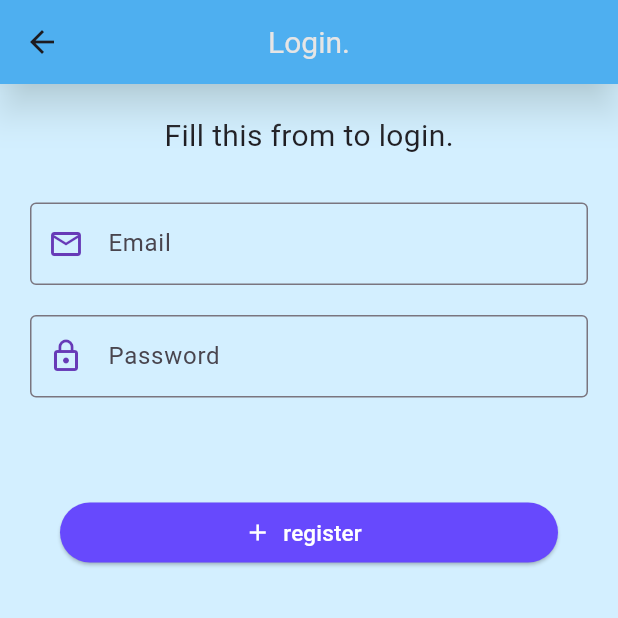
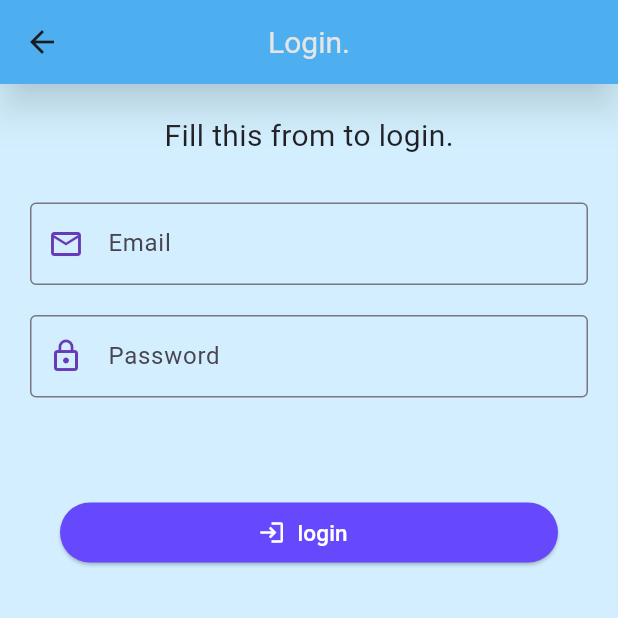
Before and after one commit to Supanat-hub/doo_duong, a Flutter app: the screen it shows after launch, after a tap on "Login", on a phone screen of 412 x 824 dp, the top half of it. Run offline on Flutter 3.47's test engine with Material 3 defaults, Android fonts, the phone set to English and light mode, and no system bars; our stand-ins replace firebase_auth, firebase_core, fluttertoast, form_field_validator, google_fonts; accounts and stored records are empty.

Commit message:
Update login.dart

```diff
--- a/lib/screens/login.dart
+++ b/lib/screens/login.dart
@@ -140,9 +140,9 @@ class _LoginScreenState extends State<LoginScreen> {
                                     }
                                   }
                                 },
-                                icon: const Icon(Icons.add),
+                                icon: const Icon(Icons.login),
                                 label: const Text(
-                                  'register',
+                                  'login',
                                   style: TextStyle(fontSize: 15),
                                 ),
                                 style: ElevatedButton.styleFrom(
```
